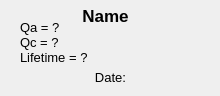
The window that sbndprmdaq/data_display.ui (marcodeltutto/SBNDPurityMonitorDAQ) describes before a commit, drawn with Qt 5.
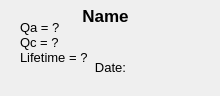
The same window after the commit.

Commit message: More space for text

What changed in the file:
```diff
--- a/sbndprmdaq/data_display.ui
+++ b/sbndprmdaq/data_display.ui
@@ -63,7 +63,7 @@
     <property name="geometry">
      <rect>
       <x>10</x>
-      <y>70</y>
+      <y>60</y>
       <width>201</width>
       <height>16</height>
      </rect>
```
